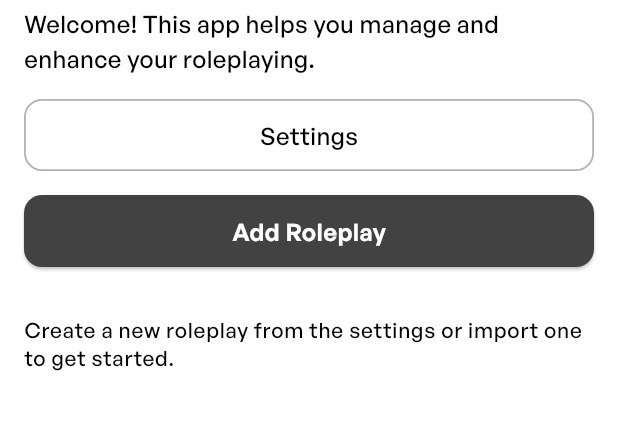
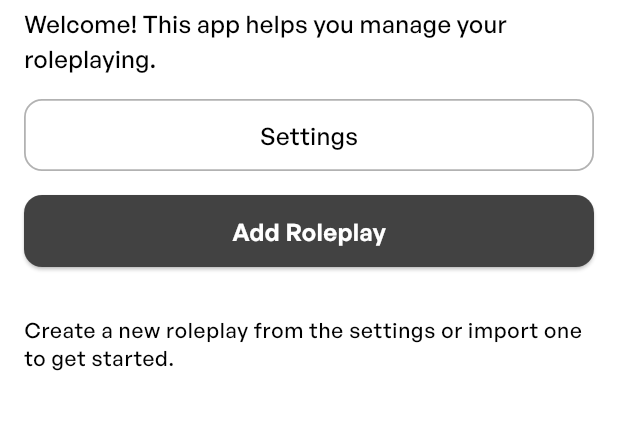
Before and after one commit to KevinTo-Stuff/roleplay-assistant, a Flutter app: the screen it shows after launch, on a phone screen of 412 x 824 dp, the part 69-499 px from its top. Run offline on Flutter 3.47's test engine with Material 3 defaults, Android fonts, the phone set to English and light mode, and no system bars; our stand-ins replace auto_route, equatable, flutter_bloc, get_it, shared_preferences.

Commit message:
adjusted text

```diff
--- a/lib/src/presentation/screens/home_screen.dart
+++ b/lib/src/presentation/screens/home_screen.dart
@@ -241,7 +241,7 @@ class _HomeScreenState extends State<HomeScreen> {
           Text('Roleplay Assistant', style: context.textTheme.titleLarge),
           const SizedBox(height: Dimens.minSpacing),
           Text(
-            'Welcome! This app helps you manage and enhance your roleplaying.',
+            'Welcome! This app helps you manage your roleplaying.',
             style: context.textTheme.bodyMedium,
           ),
           const SizedBox(height: Dimens.spacing),
```
